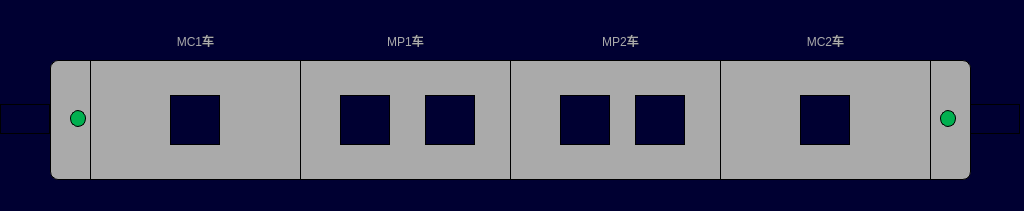
Above: vehicletractpage.ui from 994656234/HHL before the change. Below: the same form after it.
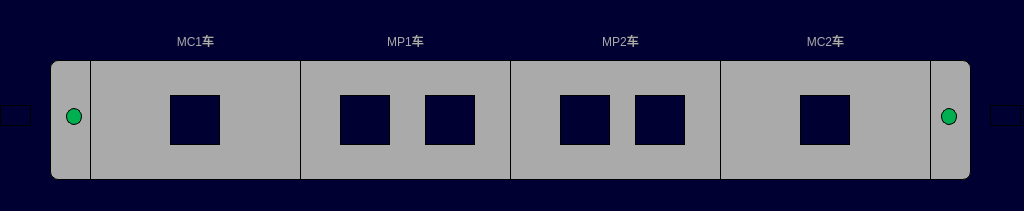
That is the form after the change. Icons and pictures are not drawn.

```diff
--- a/vehicletractpage.ui
+++ b/vehicletractpage.ui
@@ -241,9 +241,9 @@
    <property name="geometry">
     <rect>
      <x>0</x>
-     <y>104</y>
-     <width>50</width>
-     <height>30</height>
+     <y>105</y>
+     <width>31</width>
+     <height>21</height>
     </rect>
    </property>
    <property name="styleSheet">
@@ -256,8 +256,8 @@
   <widget class="QLabel" name="lbl_cab1_active">
    <property name="geometry">
     <rect>
-     <x>70</x>
-     <y>110</y>
+     <x>66</x>
+     <y>108</y>
      <width>16</width>
      <height>17</height>
     </rect>
@@ -273,10 +273,10 @@
   <widget class="QLabel" name="lbl_cab2_direction">
    <property name="geometry">
     <rect>
-     <x>970</x>
-     <y>104</y>
-     <width>50</width>
-     <height>30</height>
+     <x>990</x>
+     <y>105</y>
+     <width>31</width>
+     <height>21</height>
     </rect>
    </property>
    <property name="styleSheet">
@@ -289,8 +289,8 @@
   <widget class="QLabel" name="lbl_cab2_active">
    <property name="geometry">
     <rect>
-     <x>940</x>
-     <y>110</y>
+     <x>941</x>
+     <y>108</y>
      <width>16</width>
      <height>17</height>
     </rect>
```
